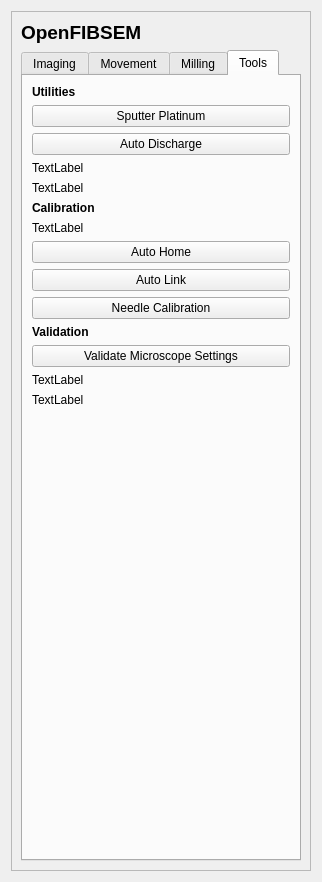
DeMarcoLab/fibsem, file fibsem/ui/qtdesigner_files/FibsemUI.ui: the form before one commit.
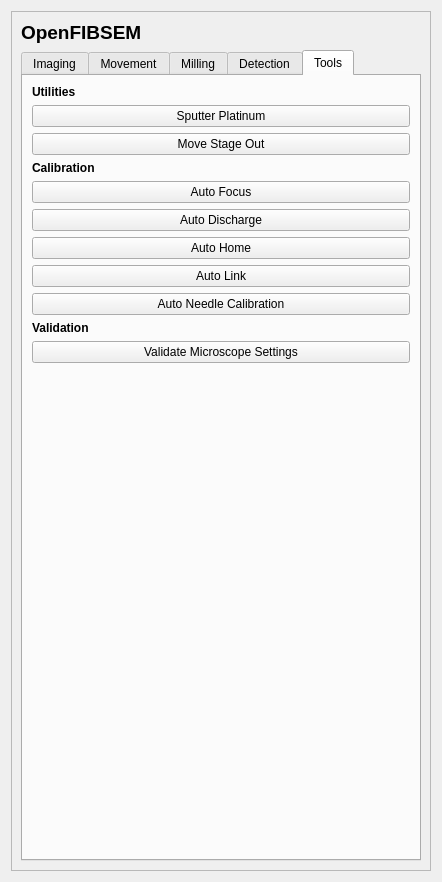
The form after the commit.

```diff
--- a/fibsem/ui/qtdesigner_files/FibsemUI.ui
+++ b/fibsem/ui/qtdesigner_files/FibsemUI.ui
@@ -6,7 +6,7 @@
    <rect>
     <x>0</x>
     <y>0</y>
-    <width>318</width>
+    <width>442</width>
     <height>882</height>
    </rect>
   </property>
@@ -368,47 +368,147 @@
           </item>
          </layout>
         </widget>
+        <widget class="QWidget" name="tab_5">
+         <attribute name="title">
+          <string>Detection</string>
+         </attribute>
+         <layout class="QGridLayout" name="gridLayout_7">
+          <item row="7" column="1">
+           <widget class="QComboBox" name="comboBox_detection_current_feature"/>
+          </item>
+          <item row="7" column="0">
+           <widget class="QLabel" name="label_detection_current_feature">
+            <property name="text">
+             <string>Current Feature</string>
+            </property>
+           </widget>
+          </item>
+          <item row="5" column="0" colspan="2">
+           <widget class="QPushButton" name="pushButton_detection_update_features">
+            <property name="text">
+             <string>Update Feature Detection</string>
+            </property>
+           </widget>
+          </item>
+          <item row="2" column="0">
+           <widget class="QLabel" name="label_detection_beam_type">
+            <property name="text">
+             <string>Beam Type</string>
+            </property>
+           </widget>
+          </item>
+          <item row="3" column="0">
+           <widget class="QLabel" name="label_detection_feature_1">
+            <property name="text">
+             <string>Feature 1 (From)</string>
+            </property>
+           </widget>
+          </item>
+          <item row="3" column="1">
+           <widget class="QComboBox" name="comboBox_detection_feature_1"/>
+          </item>
+          <item row="10" column="0" colspan="2">
+           <widget class="QPushButton" name="pushButton_detection_move">
+            <property name="text">
+             <string>Move</string>
+            </property>
+           </widget>
+          </item>
+          <item row="2" column="1">
+           <widget class="QComboBox" name="comboBox_detection_beam_type"/>
+          </item>
+          <item row="9" column="1">
+           <widget class="QCheckBox" name="checkBox_detection_move_y_axis">
+            <property name="text">
+             <string>Move in Y-Axis</string>
+            </property>
+            <property name="checked">
+             <bool>true</bool>
+            </property>
+           </widget>
+          </item>
+          <item row="0" column="0" colspan="2">
+           <widget class="QPushButton" name="pushButton_enable_detection">
+            <property name="text">
+             <string>Enable Detection</string>
+            </property>
+           </widget>
+          </item>
+          <item row="8" column="0" colspan="2">
+           <widget class="QLabel" name="label_detection_info">
+            <property name="text">
+             <string>Info</string>
+            </property>
+           </widget>
+          </item>
+          <item row="4" column="1">
+           <widget class="QComboBox" name="comboBox_detection_feature_2"/>
+          </item>
+          <item row="11" column="0" colspan="2">
+           <spacer name="verticalSpacer_5">
+            <property name="orientation">
+             <enum>Qt::Vertical</enum>
+            </property>
+            <property name="sizeHint" stdset="0">
+             <size>
+              <width>20</width>
+              <height>40</height>
+             </size>
+            </property>
+           </spacer>
+          </item>
+          <item row="4" column="0">
+           <widget class="QLabel" name="label_detection_feature_2">
+            <property name="text">
+             <string>Feature 2 (To)</string>
+            </property>
+           </widget>
+          </item>
+          <item row="9" column="0">
+           <widget class="QCheckBox" name="checkBox_detection_move_x_axis">
+            <property name="text">
+             <string>Move in X-Axis</string>
+            </property>
+            <property name="checked">
+             <bool>true</bool>
+            </property>
+           </widget>
+          </item>
+          <item row="6" column="0" colspan="2">
+           <widget class="QLabel" name="label_detection_movement_header">
+            <property name="font">
+             <font>
+              <weight>75</weight>
+              <bold>true</bold>
+             </font>
+            </property>
+            <property name="text">
+             <string>Movement Settings</string>
+            </property>
+           </widget>
+          </item>
+          <item row="1" column="0" colspan="2">
+           <widget class="QLabel" name="label_detection_settings_header">
+            <property name="font">
+             <font>
+              <weight>75</weight>
+              <bold>true</bold>
+             </font>
+            </property>
+            <property name="text">
+             <string>Detection Settings</string>
+            </property>
+           </widget>
+          </item>
+         </layout>
+        </widget>
         <widget class="QWidget" name="tab_4">
          <attribute name="title">
           <string>Tools</string>
          </attribute>
          <layout class="QGridLayout" name="gridLayout_6">
-          <item row="13" column="0">
-           <widget class="QLabel" name="label_4">
-            <property name="font">
-             <font>
-              <weight>75</weight>
-              <bold>true</bold>
-             </font>
-            </property>
-            <property name="text">
-             <string>Validation</string>
-            </property>
-           </widget>
-          </item>
-          <item row="3" column="0">
-           <widget class="QPushButton" name="pushButton_4">
-            <property name="text">
-             <string>Auto Discharge</string>
-            </property>
-           </widget>
-          </item>
-          <item row="1" column="0">
-           <widget class="QPushButton" name="pushButton">
-            <property name="text">
-             <string>Sputter Platinum</string>
-            </property>
-           </widget>
-          </item>
-          <item row="8" column="0">
-           <widget class="QLabel" name="label_3">
-            <property name="text">
-             <string>TextLabel</string>
-            </property>
-           </widget>
-          </item>
-          <item row="7" column="0">
-           <widget class="QLabel" name="label_2">
+          <item row="6" column="0">
+           <widget class="QLabel" name="label_tools_calibration_header">
             <property name="font">
              <font>
               <weight>75</weight>
@@ -420,57 +520,24 @@
             </property>
            </widget>
           </item>
-          <item row="0" column="0">
-           <widget class="QLabel" name="label_8">
-            <property name="font">
-             <font>
-              <weight>75</weight>
-              <bold>true</bold>
-             </font>
-            </property>
+          <item row="10" column="0">
+           <widget class="QPushButton" name="pushButton_auto_link_stage">
             <property name="text">
-             <string>Utilities</string>
+             <string>Auto Link</string>
             </property>
            </widget>
           </item>
-          <item row="5" column="0">
-           <widget class="QLabel" name="label_7">
+          <item row="3" column="0">
+           <widget class="QPushButton" name="pushButton_move_stage_out">
             <property name="text">
-             <string>TextLabel</string>
-            </property>
-           </widget>
-          </item>
-          <item row="6" column="0">
-           <widget class="QLabel" name="label_9">
-            <property name="text">
-             <string>TextLabel</string>
+             <string>Move Stage Out</string>
             </property>
            </widget>
           </item>
           <item row="12" column="0">
            <widget class="QPushButton" name="pushButton_2">
             <property name="text">
-             <string>Needle Calibration</string>
-            </property>
-           </widget>
-          </item>
-          <item row="17" column="0">
-           <spacer name="verticalSpacer_4">
-            <property name="orientation">
-             <enum>Qt::Vertical</enum>
-            </property>
-            <property name="sizeHint" stdset="0">
-             <size>
-              <width>20</width>
-              <height>40</height>
-             </size>
-            </property>
-           </spacer>
-          </item>
-          <item row="16" column="0">
-           <widget class="QLabel" name="label_6">
-            <property name="text">
-             <string>TextLabel</string>
+             <string>Auto Needle Calibration</string>
             </property>
            </widget>
           </item>
@@ -481,10 +548,63 @@
             </property>
            </widget>
           </item>
+          <item row="13" column="0">
+           <widget class="QLabel" name="label_tools_validation_header">
+            <property name="font">
+             <font>
+              <weight>75</weight>
+              <bold>true</bold>
+             </font>
+            </property>
+            <property name="text">
+             <string>Validation</string>
+            </property>
+           </widget>
+          </item>
+          <item row="0" column="0">
+           <widget class="QLabel" name="label_tools_utils_header">
+            <property name="font">
+             <font>
+              <weight>75</weight>
+              <bold>true</bold>
+             </font>
+            </property>
+            <property name="text">
+             <string>Utilities</string>
+            </property>
+           </widget>
+          </item>
           <item row="15" column="0">
-           <widget class="QLabel" name="label_5">
+           <spacer name="verticalSpacer_4">
+            <property name="orientation">
+             <enum>Qt::Vertical</enum>
+            </property>
+            <property name="sizeHint" stdset="0">
+             <size>
+              <width>20</width>
+              <height>40</height>
+             </size>
+            </property>
+           </spacer>
+          </item>
+          <item row="7" column="0">
+           <widget class="QPushButton" name="pushButton_auto_focus_beam">
             <property name="text">
-             <string>TextLabel</string>
+             <string>Auto Focus</string>
+            </property>
+           </widget>
+          </item>
+          <item row="1" column="0">
+           <widget class="QPushButton" name="pushButton_sputter_platinum">
+            <property name="text">
+             <string>Sputter Platinum</string>
+            </property>
+           </widget>
+          </item>
+          <item row="8" column="0">
+           <widget class="QPushButton" name="pushButton_auto_discharge_beam">
+            <property name="text">
+             <string>Auto Discharge</string>
             </property>
            </widget>
           </item>
@@ -495,13 +615,6 @@
             </property>
            </widget>
           </item>
-          <item row="10" column="0">
-           <widget class="QPushButton" name="pushButton_5">
-            <property name="text">
-             <string>Auto Link</string>
-            </property>
-           </widget>
-          </item>
          </layout>
         </widget>
        </widget>
```
Left out of the diff: 8 changed lines with no effect on the pictures.
